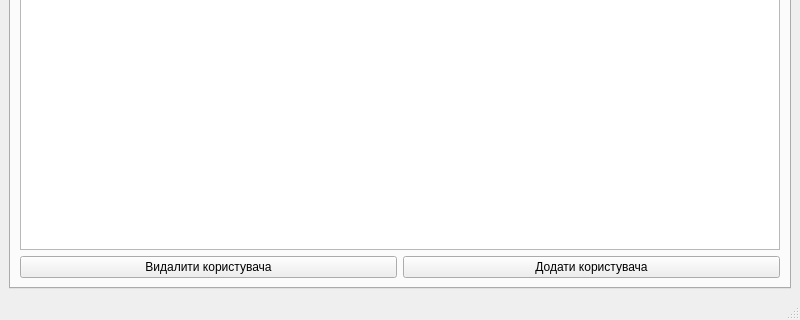
Old version of the form mainwindow.ui in the repository Viktoria12345678910/readingDiary; both pictures show x 0 to 800 and y 280 to 600 of the 800 by 600 pixel window.
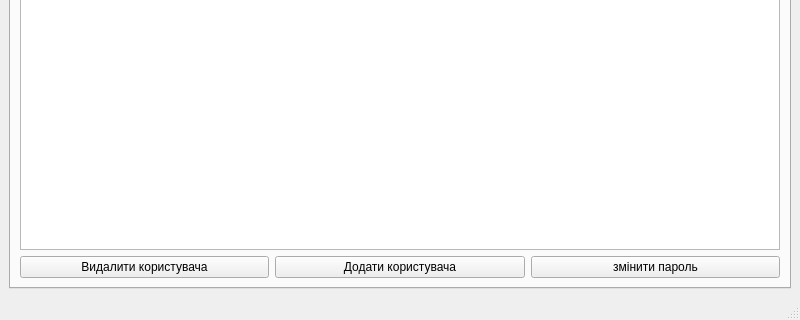
New version of the form. The open tabs and pages were chosen to show the change.

Commit message: added password change functional for admin

What changed in the file:
```diff
--- a/mainwindow.ui
+++ b/mainwindow.ui
@@ -120,6 +120,13 @@
               </property>
              </widget>
             </item>
+            <item>
+             <widget class="QPushButton" name="pbChangePassword">
+              <property name="text">
+               <string>змінити пароль</string>
+              </property>
+             </widget>
+            </item>
            </layout>
           </item>
          </layout>
```
Left out of the diff: 2 changed lines with no effect on the pictures. The commit also changes 7 other files.
